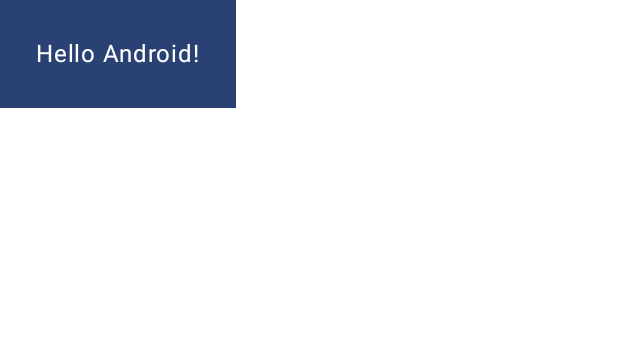
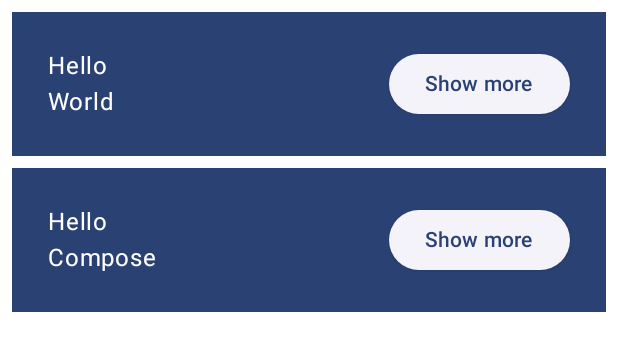
Before and after one commit to Ji4017/ComposeCodelab, an Android app built with Jetpack Compose: the @Preview function GreetingPreview, on a phone screen of 412 x 824 dp. Shown: the top 351 px of the screen. Run offline under Robolectric (Android 15) with nearby library versions, the phone set to English and light mode, and no system bars.

Commit message:
feat: 행, 렬 만들기

```diff
--- a/app/src/main/java/com/example/composecodelab/MainActivity.kt
+++ b/app/src/main/java/com/example/composecodelab/MainActivity.kt
@@ -19,8 +19,8 @@ package com.example.composecodelab
 import android.os.Bundle
 import androidx.activity.ComponentActivity
 import androidx.activity.compose.setContent
-import androidx.compose.foundation.layout.fillMaxSize
-import androidx.compose.foundation.layout.padding
+import androidx.compose.foundation.layout.*
+import androidx.compose.material3.ElevatedButton
 import androidx.compose.material3.MaterialTheme
 import androidx.compose.material3.Surface
 import androidx.compose.material3.Text
@@ -41,27 +41,40 @@ class MainActivity : ComponentActivity() {
         }
     }
 }
+
 @Composable
-fun MyApp(modifier: Modifier = Modifier) {
-    Surface(
-        modifier = modifier,
-        color = MaterialTheme.colorScheme.background
-    ) {
-        Greeting("Android")
+fun MyApp(
+    modifier: Modifier = Modifier,
+    names: List<String> = listOf("World", "Compose")
+) {
+    Column(modifier = modifier.padding(vertical = 4.dp)) {
+        for (name in names) {
+            Greeting(name = name)
+        }
     }
 }
 
 @Composable
 fun Greeting(name: String, modifier: Modifier = Modifier) {
-    Surface(color = MaterialTheme.colorScheme.primary) {
-        Text(
-            text = "Hello $name!",
-            modifier = modifier.padding(24.dp)
-        )
+    Surface(
+        color = MaterialTheme.colorScheme.primary,
+        modifier = modifier.padding(vertical = 4.dp, horizontal = 8.dp)
+    ) {
+        Row(modifier = Modifier.padding(24.dp)) {
+            Column(modifier = Modifier.weight(1f)) {
+                Text(text = "Hello ")
+                Text(text = name)
+            }
+            ElevatedButton(
+                onClick = { /* TODO */ }
+            ) {
+                Text("Show more")
+            }
+        }
     }
 }
 
-@Preview(showBackground = true, name = "Text preview")
+@Preview(showBackground = true, widthDp = 320, name = "Text preview")
 @Composable
 fun GreetingPreview() {
     ComposeCodelabTheme {
```
